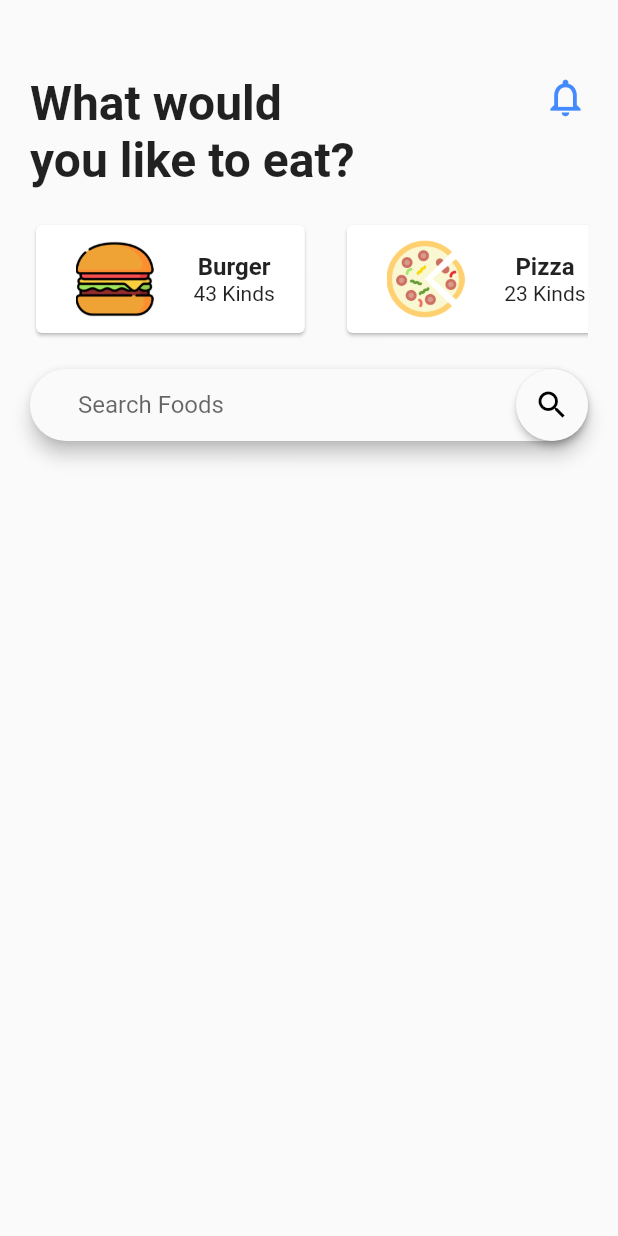
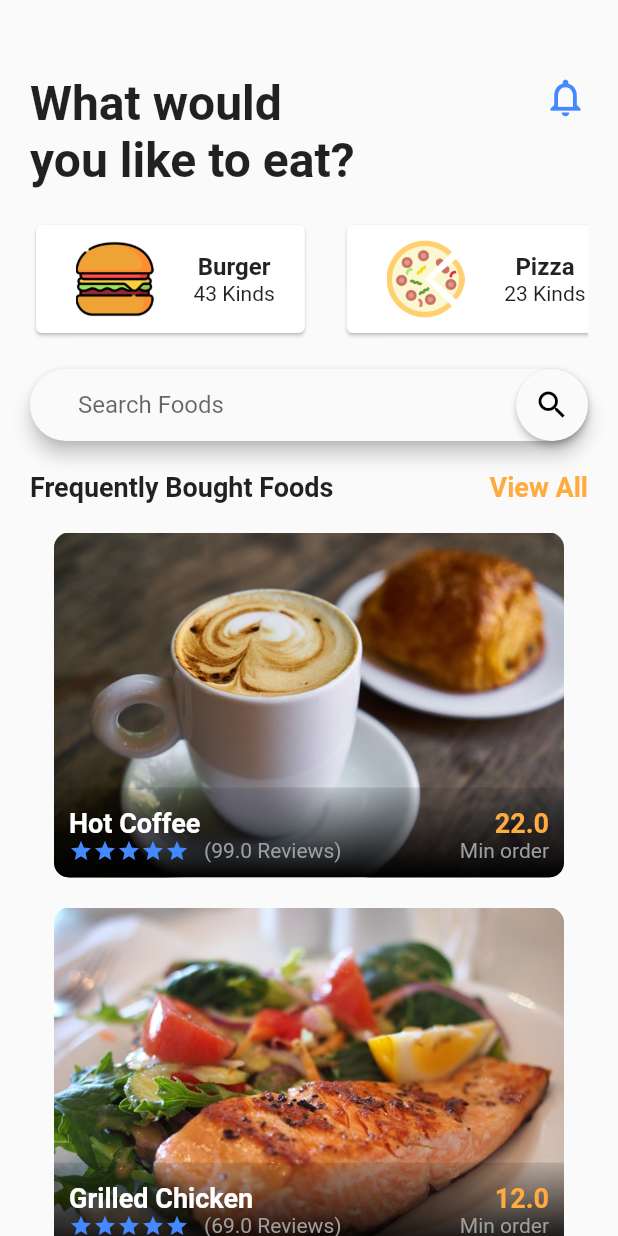
Before and after one commit to shanewilsonpro/food_services_app, a Flutter app: the screen it shows after launch, on a phone screen of 412 x 824 dp. Run offline on Flutter 3.47's test engine with Material 2 defaults, Android fonts, the phone set to English and light mode, and no system bars.

Commit message:
making food items into list

```diff
--- /dev/null
+++ b/lib/src/data/food_data.dart
@@ -0,0 +1,32 @@
+class Food {
+  final String id;
+  final String name;
+  final String imagePath;
+  final String category;
+  final double price;
+  final double discount;
+  final double ratings;
+
+  Food({this.id, this.name, this.imagePath, this.category, this.price, this.discount, this.ratings });
+}
+
+final foods = [
+  Food(
+    id: "1",
+    name: "Hot Coffee",
+    imagePath: "assets/images/breakfast.jpeg",
+    category: "1",
+    price: 22.0,
+    discount: 33.5,
+    ratings: 99.0,
+  ),
+  Food(
+    id: "1",
+    name: "Grilled Chicken",
+    imagePath: "assets/images/lunch.jpeg",
+    category: "2",
+    price: 12.0,
+    discount: 34.5,
+    ratings: 69.0,
+  ),
+];
--- a/lib/src/homescreen.dart
+++ b/lib/src/homescreen.dart
@@ -2,13 +2,19 @@ import 'package:flutter/material.dart';
 import 'widgets/home_top_info.dart';
 import 'widgets/food_category.dart';
 import 'widgets/search_field.dart';
+import 'widgets/bought_foods.dart';
+
+//data
+import 'data/food_data.dart';
 
 class HomeScreen extends StatefulWidget {
   @override
   _HomeScreenState createState() => _HomeScreenState();
 }
 
-class _HomeScreenState extends State<HomeScreen>{
+class _HomeScreenState extends State<HomeScreen> {
+
+  List<Food> _foods = foods;
 
   @override
   Widget build(BuildContext context) {
@@ -18,10 +24,56 @@ class _HomeScreenState extends State<HomeScreen>{
         children: <Widget>[
           HomeTopInfo(),
           FoodCategory(),
+          SizedBox(
+            height: 20.0,
+          ),
+          SearchField(),
+          SizedBox(
+            height: 20.0,
+          ),
+          Row(
+            mainAxisAlignment: MainAxisAlignment.spaceBetween,
+            children: <Widget>[
+              Text(
+                "Frequently Bought Foods",
+                style: TextStyle(
+                  fontSize: 18.0,
+                  fontWeight: FontWeight.bold,
+                ),
+              ),
+              GestureDetector(
+                onTap: () {},
+                child: Text(
+                  "View All",
+                  style: TextStyle(
+                      fontSize: 18.0,
+                      fontWeight: FontWeight.bold,
+                      color: Colors.orangeAccent),
+                ),
+              )
+            ],
+          ),
           SizedBox(height: 20.0,),
-            SearchField(),
+          Column(
+            children: _foods.map(_buildFoodItems).toList(),
+          ),
         ],
       ),
     );
   }
 }
+
+Widget _buildFoodItems(Food food){
+  return Container(
+    margin: EdgeInsets.only(bottom: 20.0),
+    child: BoughtFood(
+      id: food.id,
+      name: food.name,
+      imagePath: food.imagePath,
+      category: food.category,
+      discount: food.discount,
+      price: food.price,
+      ratings: food.ratings,
+    ),
+  );
+}
--- /dev/null
+++ b/lib/src/widgets/bought_foods.dart
@@ -0,0 +1,135 @@
+import 'package:flutter/material.dart';
+
+class BoughtFood extends StatefulWidget {
+  final String id;
+  final String name;
+  final String imagePath;
+  final String category;
+  final double price;
+  final double discount;
+  final double ratings;
+
+  BoughtFood(
+      {this.id,
+      this.name,
+      this.imagePath,
+      this.category,
+      this.price,
+      this.discount,
+      this.ratings});
+
+  @override
+  _BoughtFoodState createState() => _BoughtFoodState();
+}
+
+class _BoughtFoodState extends State<BoughtFood> {
+  var cardText = TextStyle(fontSize: 16.0, fontWeight: FontWeight.bold);
+
+  @override
+  Widget build(BuildContext context) {
+    return ClipRRect(
+      borderRadius: BorderRadius.all(
+        Radius.circular(10.0),
+      ),
+      child: Stack(
+        children: <Widget>[
+          Container(
+            height: 230.0,
+            width: 340.0,
+            child: Image(
+              image: AssetImage(
+                widget.imagePath
+              ),
+              fit: BoxFit.cover,
+            ),
+          ),
+          Positioned(
+            left: 0.0,
+            bottom: 0.0,
+            width: 340.0,
+            height: 60.0,
+            child: Container(
+              decoration: BoxDecoration(
+                  gradient: LinearGradient(
+                      begin: Alignment.bottomCenter,
+                      end: Alignment.topCenter,
+                      colors: [Colors.black, Colors.black12])),
+            ),
+          ),
+          Positioned(
+            left: 10.0,
+            bottom: 10.0,
+            right: 10.0,
+            child: Row(
+              mainAxisAlignment: MainAxisAlignment.spaceBetween,
+              children: <Widget>[
+                Column(
+                  crossAxisAlignment: CrossAxisAlignment.start,
+                  children: <Widget>[
+                    Text(
+                      widget.name,
+                      style: TextStyle(
+                          fontSize: 18.0,
+                          fontWeight: FontWeight.bold,
+                          color: Colors.white),
+                    ),
+                    Row(
+                      children: <Widget>[
+                        Icon(
+                          Icons.star,
+                          color: Theme.of(context).primaryColor,
+                          size: 16.0,
+                        ),
+                        Icon(
+                          Icons.star,
+                          color: Theme.of(context).primaryColor,
+                          size: 16.0,
+                        ),
+                        Icon(
+                          Icons.star,
+                          color: Theme.of(context).primaryColor,
+                          size: 16.0,
+                        ),
+                        Icon(
+                          Icons.star,
+                          color: Theme.of(context).primaryColor,
+                          size: 16.0,
+                        ),
+                        Icon(
+                          Icons.star,
+                          color: Theme.of(context).primaryColor,
+                          size: 16.0,
+                        ),
+                        SizedBox(
+                          width: 10.0,
+                        ),
+                        Text(
+                          "(" + widget.ratings.toString() + " Reviews)",
+                          style: TextStyle(color: Colors.grey),
+                        ),
+                      ],
+                    ),
+                  ],
+                ),
+                Column(
+                  crossAxisAlignment: CrossAxisAlignment.end,
+                  children: <Widget>[
+                    Text(
+                      widget.price.toString(),
+                      style: TextStyle(
+                          fontSize: 18.0,
+                          fontWeight: FontWeight.bold,
+                          color: Colors.orangeAccent),
+                    ),
+                    Text("Min order",
+                        style: TextStyle(color: Colors.grey))
+                  ],
+                ),
+              ],
+            ),
+          ),
+        ],
+      ),
+    );
+  }
+}
```
Lines whose indentation alone changed are shown as unchanged.
